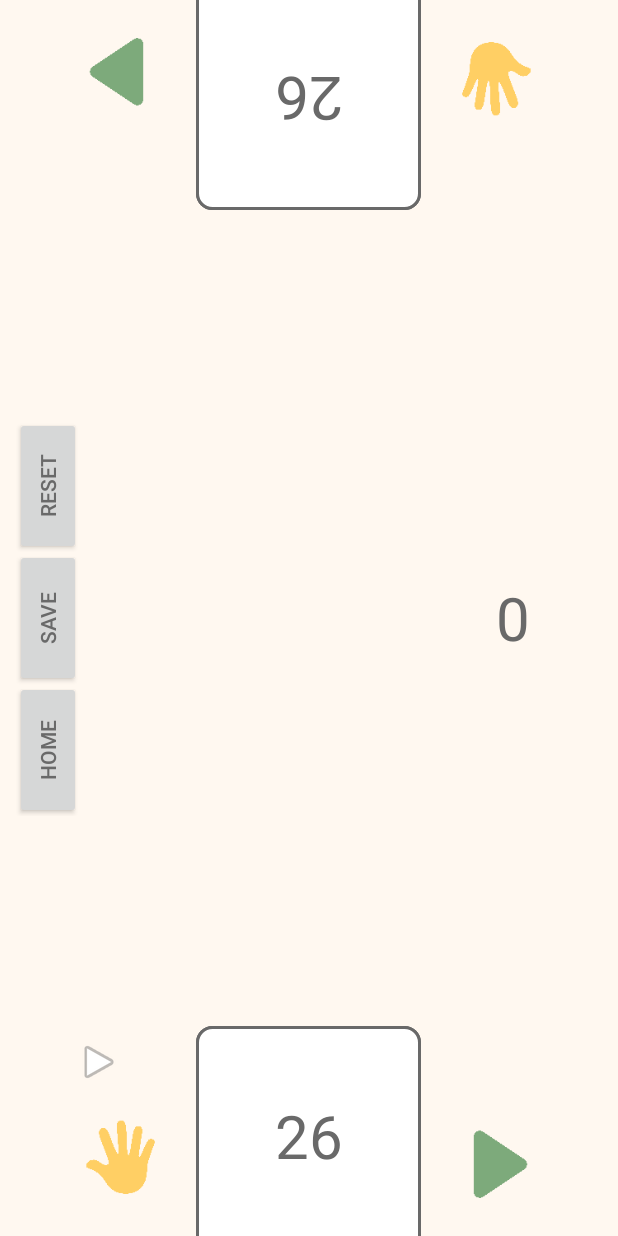
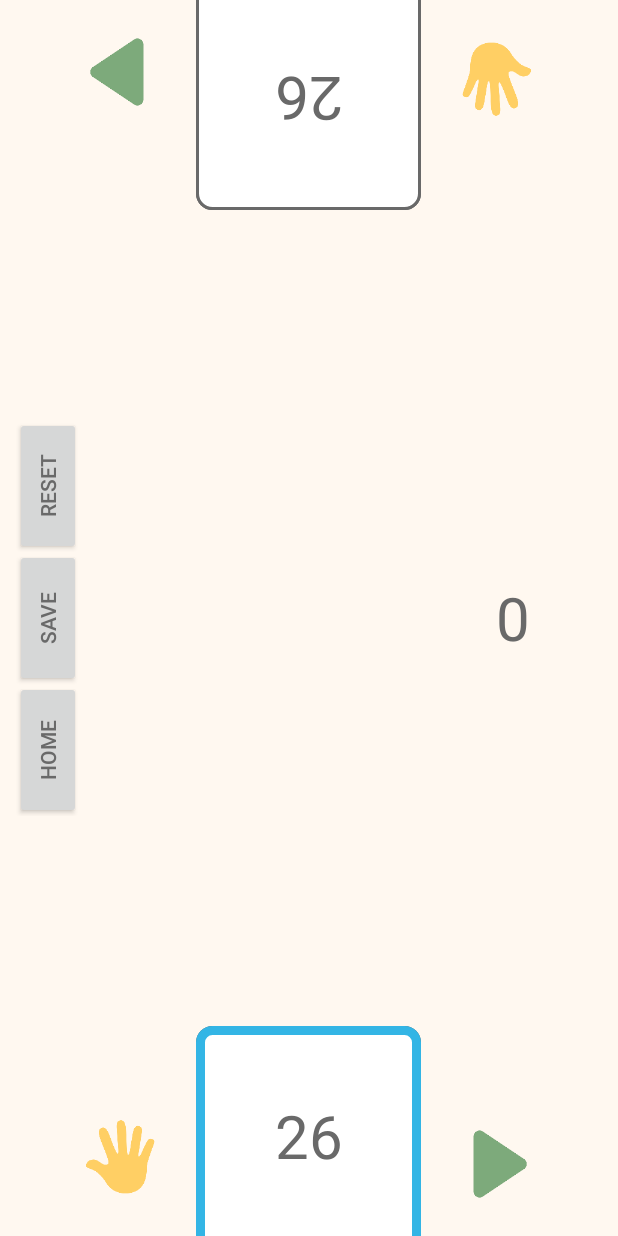
Before and after one commit to loafyyy/egyptian-rat-screw-android, an Android app: the screen it shows after launch (MainActivity), after a tap on "NEW GAME", on a phone screen of 412 x 824 dp. Run offline under Robolectric (Android 15) with nearby library versions, the phone set to English and light mode, and no system bars; libraries missing offline, so code that uses them is left out: com.google.android.gms.

Commit message:
change play indicator, add rotation and styling to middle slap text, change image sizes

```diff
--- a/app/src/main/java/com/example/android/egyptianratscrew/HomeActivity.java
+++ b/app/src/main/java/com/example/android/egyptianratscrew/HomeActivity.java
@@ -4,15 +4,26 @@ import android.content.Intent;
 import android.os.Bundle;
 import android.support.v7.app.AppCompatActivity;
 import android.view.View;
+import android.widget.ImageView;
 
+import com.bumptech.glide.Glide;
 import com.google.android.gms.oss.licenses.OssLicensesMenuActivity;
 
 public class HomeActivity extends AppCompatActivity {
+
+    private ImageView playImage;
+    private ImageView slapImage;
 
     @Override
     protected void onCreate(Bundle savedInstanceState) {
         super.onCreate(savedInstanceState);
         setContentView(R.layout.activity_home);
+
+        playImage = (ImageView) findViewById(R.id.play_iv);
+        slapImage = (ImageView) findViewById(R.id.slap_iv);
+
+        Glide.with(this).load(R.drawable.play_icon).into(playImage);
+        Glide.with(this).load(R.drawable.hand_icon).into(slapImage);
     }
 
     public void newGame(View view) {
--- a/app/src/main/java/com/example/android/egyptianratscrew/MainActivity.java
+++ b/app/src/main/java/com/example/android/egyptianratscrew/MainActivity.java
@@ -42,7 +42,8 @@ public class MainActivity extends AppCompatActivity {
     private TextView burnSlap;
 
     // play indicators (whose turn it is)
-    private ImageView p1PlayIndicator, p2PlayIndicator;
+    private int playIndicatorOn = R.drawable.card_edge_glow;
+    private int playIndicatorOff = R.drawable.card;
 
     private ImageButton p1PlayButton, p2PlayButton, p1SlapButton, p2SlapButton;
 
@@ -74,9 +75,8 @@ public class MainActivity extends AppCompatActivity {
         numCardsCenter = (TextView) findViewById(R.id.num_cards_middle);
 
         // play indicators
-        p1PlayIndicator = (ImageView) findViewById(R.id.p1_play_indicator);
-        p2PlayIndicator = (ImageView) findViewById(R.id.p2_play_indicator);
-        p2PlayIndicator.setVisibility(View.INVISIBLE);
+        Glide.with(this).load(playIndicatorOn).into(playerOneImage);
+        Glide.with(this).load(playIndicatorOff).into(playerTwoImage);
 
         // initialize burn/slap text view
         burnSlap = (TextView) findViewById(R.id.burn_slap);
@@ -98,7 +98,6 @@ public class MainActivity extends AppCompatActivity {
         boolean newGame = getIntent().getBooleanExtra(getString(R.string.new_game_preference), false);
         if (newGame) {
             resetGame();
-            //burnSlap.setText(getString(R.string.new_game));
         } else {
             loadData();
         }
@@ -111,12 +110,14 @@ public class MainActivity extends AppCompatActivity {
 
     public void resetButton(View view) {
         burnSlap.bringToFront();
+        burnSlap.setRotation(0);
         burnSlap.setText(getString(R.string.reset));
         resetGame();
     }
 
     public void saveButton(View view) {
         burnSlap.bringToFront();
+        burnSlap.setRotation(0);
         burnSlap.setText(getString(R.string.save));
         saveData();
     }
@@ -127,8 +128,8 @@ public class MainActivity extends AppCompatActivity {
         if (middlePile.shouldSlap()) {
 
             // p1 turn
-            p1PlayIndicator.setVisibility(View.VISIBLE);
-            p2PlayIndicator.setVisibility(View.INVISIBLE);
+            Glide.with(this).load(playIndicatorOn).into(playerOneImage);
+            Glide.with(this).load(playIndicatorOff).into(playerTwoImage);
 
             // update shouldSlap so player two cannot slap
             middlePile.shouldntSlap();
@@ -144,6 +145,8 @@ public class MainActivity extends AppCompatActivity {
             // add middle pile to player one
             middlePile.emptyPile(playerOne);
             moveCardFromCenter(true);
+            burnSlap.bringToFront();
+            burnSlap.setRotation(0);
             burnSlap.setText(getString(R.string.p1_slaps));
         }
 
@@ -151,8 +154,10 @@ public class MainActivity extends AppCompatActivity {
         else {
             // p1 runs out of cards - player two wins
             if (playerOne.getSize() <= 1) {
+                burnSlap.setRotation(180);
                 endGame(getString(R.string.p2_wins_message));
             } else {
+                burnSlap.setRotation(0);
                 burnSlap.setText(getString(R.string.p1_burn));
             }
 
@@ -169,8 +174,8 @@ public class MainActivity extends AppCompatActivity {
         if (middlePile.shouldSlap()) {
 
             // p2 turn
-            p1PlayIndicator.setVisibility(View.INVISIBLE);
-            p2PlayIndicator.setVisibility(View.VISIBLE);
+            Glide.with(this).load(playIndicatorOn).into(playerTwoImage);
+            Glide.with(this).load(playIndicatorOff).into(playerOneImage);
 
             // update shouldSlap so player one cannot slap again
             middlePile.shouldntSlap();
@@ -186,6 +191,8 @@ public class MainActivity extends AppCompatActivity {
             // add middle pile to player two
             middlePile.emptyPile(playerTwo);
             moveCardFromCenter(false);
+            burnSlap.bringToFront();
+            burnSlap.setRotation(180);
             burnSlap.setText(getString(R.string.p2_slaps));
         }
 
@@ -193,8 +200,10 @@ public class MainActivity extends AppCompatActivity {
         else {
             // p2 runs out of cards - player one wins
             if (playerTwo.getSize() <= 1) {
+                burnSlap.setRotation(0);
                 endGame(getString(R.string.p1_wins_message));
             } else {
+                burnSlap.setRotation(180);
                 burnSlap.setText(getString(R.string.p2_burn));
             }
             // burn player two's next card
@@ -226,8 +235,8 @@ public class MainActivity extends AppCompatActivity {
             if (nextCard.isFaceCard()) {
 
                 // change play indicator
-                p1PlayIndicator.setVisibility(View.INVISIBLE);
-                p2PlayIndicator.setVisibility(View.VISIBLE);
+                Glide.with(this).load(playIndicatorOff).into(playerOneImage);
+                Glide.with(this).load(playIndicatorOn).into(playerTwoImage);
 
                 // if it is, then it means
                 // player one played the last face card
@@ -255,8 +264,8 @@ public class MainActivity extends AppCompatActivity {
             else {
 
                 // change play indicator
-                p1PlayIndicator.setVisibility(View.INVISIBLE);
-                p2PlayIndicator.setVisibility(View.VISIBLE);
+                Glide.with(this).load(playIndicatorOff).into(playerOneImage);
+                Glide.with(this).load(playIndicatorOn).into(playerTwoImage);
 
                 playerOnePlays -= 1;
                 playerTwoPlays += 1;
@@ -298,8 +307,8 @@ public class MainActivity extends AppCompatActivity {
             if (nextCard.isFaceCard()) {
 
                 // change play indicator
-                p2PlayIndicator.setVisibility(View.INVISIBLE);
-                p1PlayIndicator.setVisibility(View.VISIBLE);
+                Glide.with(this).load(playIndicatorOn).into(playerOneImage);
+                Glide.with(this).load(playIndicatorOff).into(playerTwoImage);
 
                 // if it is, then it means
                 // player two played the last face card
@@ -327,8 +336,8 @@ public class MainActivity extends AppCompatActivity {
             else {
 
                 // change play indicator
-                p2PlayIndicator.setVisibility(View.INVISIBLE);
-                p1PlayIndicator.setVisibility(View.VISIBLE);
+                Glide.with(this).load(playIndicatorOn).into(playerOneImage);
+                Glide.with(this).load(playIndicatorOff).into(playerTwoImage);
 
                 playerTwoPlays -= 1;
                 playerOnePlays += 1;
@@ -603,8 +612,8 @@ public class MainActivity extends AppCompatActivity {
     private void resetGame() {
         gameEnd = false;
         initializeDecks();
-        p1PlayIndicator.setVisibility(View.VISIBLE);
-        p2PlayIndicator.setVisibility(View.INVISIBLE);
+        Glide.with(this).load(playIndicatorOn).into(playerOneImage);
+        Glide.with(this).load(playIndicatorOff).into(playerTwoImage);
         updateNumCards();
         playerOnePlays = 1;
         playerTwoPlays = 0;
--- a/app/src/main/res/drawable/card_edge_glow.xml
+++ b/app/src/main/res/drawable/card_edge_glow.xml
@@ -3,6 +3,6 @@
     <stroke
         android:width="6dp"
         android:color="@android:color/holo_blue_light" />
-    <corners android:radius="10dp" />
+    <corners android:radius="8dp" />
     <solid android:color="#ffffffff" />
 </shape>
--- a/app/src/main/res/layout/activity_main.xml
+++ b/app/src/main/res/layout/activity_main.xml
@@ -6,14 +6,6 @@
     android:layout_height="match_parent"
     android:background="@color/game_background"
     tools:context="com.example.android.egyptianratscrew.MainActivity">
-
-    <ImageView
-        android:id="@+id/p2_play_indicator"
-        android:layout_width="wrap_content"
-        android:layout_height="wrap_content"
-        android:layout_marginLeft="50dp"
-        android:layout_marginTop="100dp"
-        android:src="@android:drawable/ic_media_play" />
 
     <ImageView
         android:id="@+id/player_two_card_back"
@@ -68,10 +60,11 @@
 
     <TextView
         android:id="@+id/burn_slap"
+        style="@style/text_style_slap"
         android:layout_width="wrap_content"
         android:layout_height="wrap_content"
         android:layout_centerInParent="true"
-        android:textSize="@dimen/font_size_slap" />
+        android:gravity="center" />
 
     <LinearLayout
         android:layout_width="wrap_content"
@@ -131,15 +124,6 @@
         android:layout_marginBottom="-80dp"
         android:src="@drawable/card" />
 
-    <ImageView
-        android:id="@+id/p1_play_indicator"
-        android:layout_width="wrap_content"
-        android:layout_height="wrap_content"
-        android:layout_alignParentBottom="true"
-        android:layout_marginBottom="100dp"
-        android:layout_marginLeft="50dp"
-        android:src="@android:drawable/ic_media_play" />
-
     <ImageButton
         android:id="@+id/p1_slap"
         android:layout_width="@dimen/button_size"
--- a/app/src/main/res/values/colors.xml
+++ b/app/src/main/res/values/colors.xml
@@ -5,4 +5,6 @@
     <color name="colorAccent">#FF4081</color>
     <color name="game_background">#fff8f0</color>
     <color name="dark_grey">#696969</color>
+    <color name="white">#ffffff</color>
+    <color name="black">#000000</color>
 </resources>
--- a/app/src/main/res/values/dimens.xml
+++ b/app/src/main/res/values/dimens.xml
@@ -4,8 +4,9 @@
     <dimen name="activity_vertical_margin">16dp</dimen>
     <dimen name="card_width">150dp</dimen>
     <dimen name="card_height">220dp</dimen>
-    <dimen name="font_size_slap">60sp</dimen>
+    <dimen name="font_size_slap">55sp</dimen>
     <dimen name="font_size_num_cards">40sp</dimen>
     <dimen name="font_size_title">70sp</dimen>
     <dimen name="button_size">100dp</dimen>
+    <dimen name="home_image_size">100dp</dimen>
 </resources>
--- a/app/src/main/res/values/strings.xml
+++ b/app/src/main/res/values/strings.xml
@@ -13,9 +13,9 @@
     <string name="menu_home">Home</string>
     <string name="menu_reset">Reset</string>
     <string name="menu_save">Save</string>
-    <string name="p1_slaps">P1 SLAPS!</string>
+    <string name="p1_slaps">P1 SLAP!</string>
     <string name="p1_burn">P1 BURN!</string>
-    <string name="p2_slaps">P2 SLAPS!</string>
+    <string name="p2_slaps">P2 SLAP!</string>
     <string name="p2_burn">P2 BURN!</string>
     <string name="p1_wins_message">Player One Wins!</string>
     <string name="p2_wins_message">Player Two Wins!</string>
--- a/app/src/main/res/values/styles.xml
+++ b/app/src/main/res/values/styles.xml
@@ -9,4 +9,13 @@
         <item name="android:textColor">@color/dark_grey</item>
     </style>
 
+    <style name="text_style_slap">
+        <item name="android:textColor">@color/dark_grey</item>
+        <item name="android:textSize">@dimen/font_size_slap</item>
+        <item name="android:shadowColor">@color/white</item>
+        <item name="android:shadowDx">0</item>
+        <item name="android:shadowDy">0</item>
+        <item name="android:shadowRadius">20</item>
+    </style>
+
 </resources>
```
Also changed, not shown: app/src/main/res/layout/activity_home.xml (+27 -0 lines), app/src/main/res/drawable/background.png (deleted), app/src/main/res/drawable/hand_icon.png, app/src/main/res/drawable/play_icon.png.
